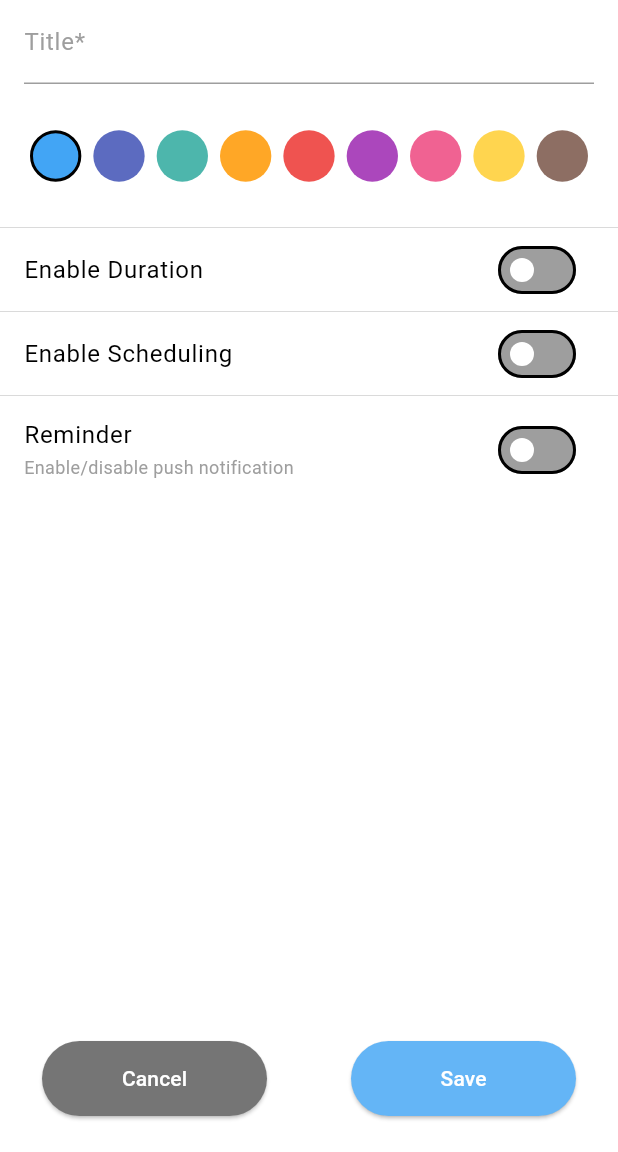
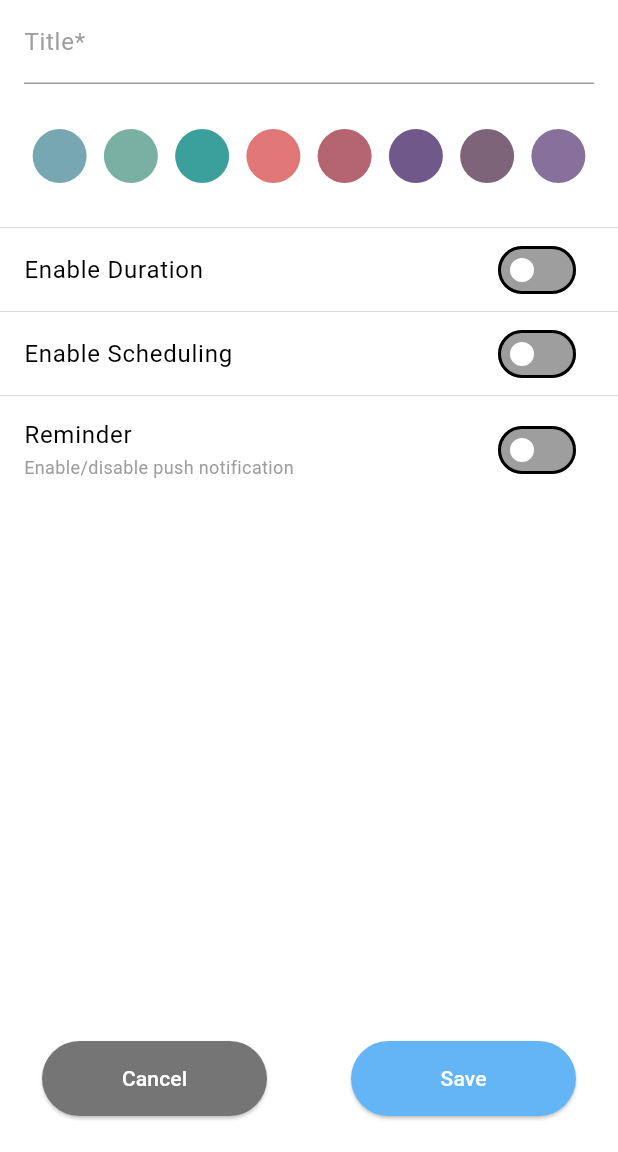
Before and after one commit to andresceron/habituo, a Flutter app: the AddHabitPage screen opened directly, on a phone screen of 412 x 824 dp, the part 84-1236 px from its top. Run offline on Flutter 3.47's test engine with Material 3 defaults, Android fonts, the phone set to English and light mode, and no system bars; our stand-ins replace cloud_firestore, easy_date_timeline, firebase_auth, firebase_core, flutter_heatmap_calendar, flutter_slidable and 1 more; accounts and stored records are empty.

Commit message:
update habit colors

```diff
--- a/lib/pages/add_habit_page.dart
+++ b/lib/pages/add_habit_page.dart
@@ -153,15 +153,14 @@ class _AddHabitPageState extends State<AddHabitPage> {
               child: Row(
                 children: [
                   for (var color in [
-                    Colors.blue.shade400,
-                    Colors.indigo.shade400,
-                    Colors.teal.shade300,
-                    Colors.orange.shade400,
-                    Colors.red.shade400,
-                    Colors.purple.shade400,
-                    Colors.pink.shade300,
-                    Colors.amber.shade300,
-                    Colors.brown.shade400,
+                    Color(0xff76a7b2),
+                    Color(0xff79b0a2),
+                    Color(0xff3b9f9c),
+                    Color(0xffe17676),
+                    Color(0xffb4656f),
+                    Color(0xff70588b),
+                    Color(0xff7d6478),
+                    Color(0xff877099),
                   ])
                     Expanded(
                       child: GestureDetector(
```
